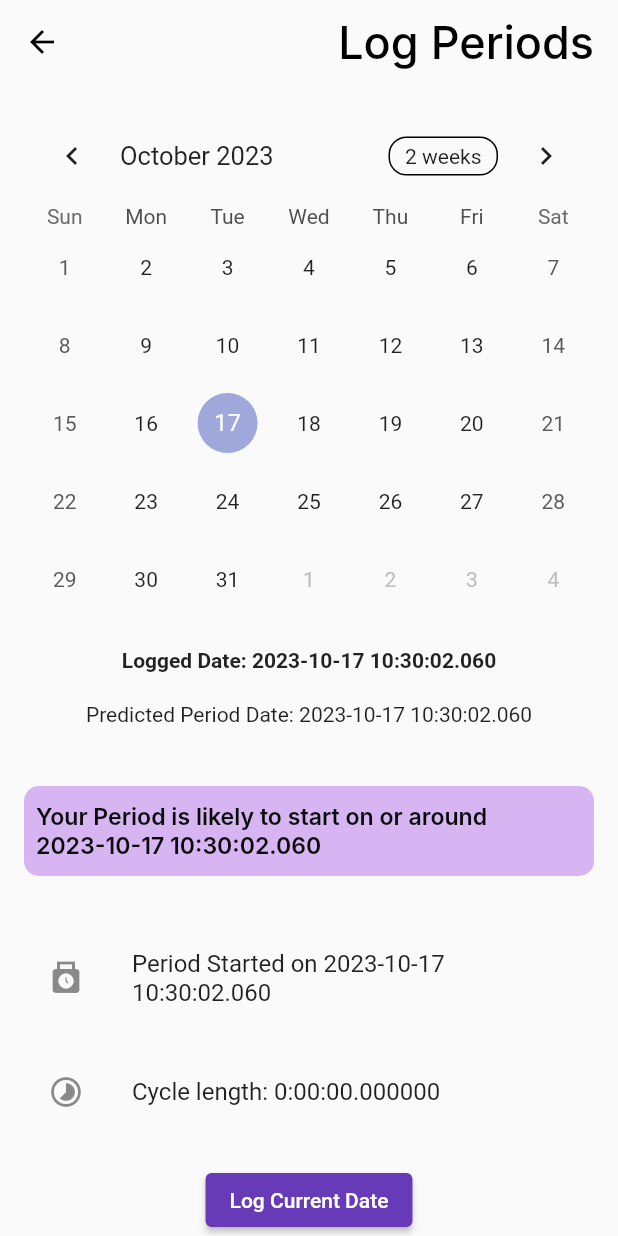
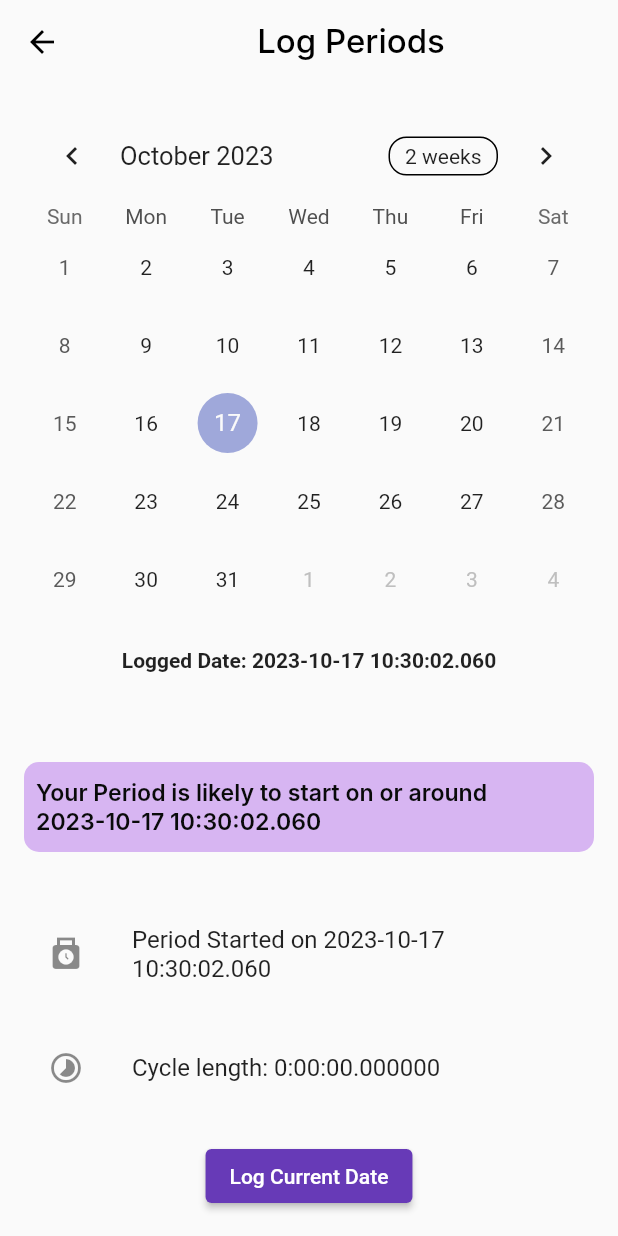
Before and after one commit to jefftrojan/Femcycle, a Flutter app: the CyclePredictionScreen screen opened directly, after a tap on "Log Period", on a phone screen of 412 x 824 dp. Run offline on Flutter 3.47's test engine with Material 2 defaults, Android fonts, the phone set to English and light mode, and no system bars; drawn by our look-alikes of table_calendar; our stand-ins replace animated_splash_screen, chat_bubbles, cloud_firestore, dots_indicator, firebase_auth, firebase_core and 3 more; accounts and stored records are empty; network calls fail; Roboto replaces fonts that are missing (Inter).

Commit message:
Log Dates

```diff
--- a/frontend/lib/screens/cycletrack.dart
+++ b/frontend/lib/screens/cycletrack.dart
@@ -40,7 +40,8 @@ class _CyclePredictionScreenState extends State<CyclePredictionScreen> {
 
   @override
   Widget build(BuildContext context) {
-    String formattedDate = DateFormat('dd MMMM y').format(_predictedDate.toLocal());
+    String formattedDate =
+        DateFormat('dd MMMM y').format(_predictedDate.toLocal());
 
     return Scaffold(
       appBar: AppBar(
@@ -121,7 +122,9 @@ class _CyclePredictionScreenState extends State<CyclePredictionScreen> {
                   ],
                 ),
                 const SizedBox(height: 30),
-                Center(
+                SingleChildScrollView(
+                  scrollDirection: Axis.horizontal,
+                  child: Center(
                     child: Row(
                       mainAxisAlignment: MainAxisAlignment.center,
                       children: <Widget>[
@@ -129,7 +132,7 @@ class _CyclePredictionScreenState extends State<CyclePredictionScreen> {
                           child: Text("Log Period"),
                           style: ElevatedButton.styleFrom(
                             primary: accentchatalt,
-                          padding: EdgeInsets.symmetric(
+                            padding: const EdgeInsets.symmetric(
                                 horizontal: 20, vertical: 10),
                           ),
                           onPressed: () {
@@ -172,6 +175,7 @@ class _CyclePredictionScreenState extends State<CyclePredictionScreen> {
                       ],
                     ),
                   ),
+                ),
               ],
             ),
           ),
--- a/frontend/lib/screens/logdates.dart
+++ b/frontend/lib/screens/logdates.dart
@@ -184,7 +184,6 @@ import 'package:cloud_firestore/cloud_firestore.dart'; // Import Firestore
 import '../utils/colors.dart';
 import 'package:intl/intl.dart';
 
-
 class CalendarWidget extends StatefulWidget {
   @override
   _CalendarWidgetState createState() => _CalendarWidgetState();
@@ -246,9 +245,9 @@ class _CalendarWidgetState extends State<CalendarWidget> {
           style: TextStyle(fontWeight: FontWeight.bold),
         ),
         SizedBox(height: 20),
-        Text(
-          "Predicted Period Date: ${_predictedDate.toLocal()}",
-        ),
+        // Text(
+        //   "Predicted Period Date: ${_predictedDate.toLocal()}",
+        // ),
       ],
     );
   }
@@ -265,8 +264,8 @@ class _LogDatesState extends State<LogDates> {
   DateTime _loggedDate = DateTime.now(); // Initialize with the current date
   DateTime _predictedDate = DateTime.now();
 
-  CollectionReference periodsCollection =
-      FirebaseFirestore.instance.collection('PeriodsPrev'); // Firestore collection
+  CollectionReference periodsCollection = FirebaseFirestore.instance
+      .collection('PeriodsPrev'); // Firestore collection
 
   Future<void> _storeLoggedDate(DateTime date) async {
     // Store the logged date in Firestore
@@ -298,10 +297,10 @@ class _LogDatesState extends State<LogDates> {
           ),
         ),
         title: const Align(
-          alignment: Alignment.centerRight,
+          alignment: Alignment.center,
           child: Text(
             "Log Periods",
-            textScaleFactor: 1.5,
+            textScaleFactor: 1.1,
             style: TextStyle(color: Colors.black, fontFamily: 'Inter'),
           ),
         ),
@@ -351,8 +350,8 @@ class _LogDatesState extends State<LogDates> {
               ),
               ListTile(
                 leading: Icon(Icons.timelapse),
-                title:
-                    Text("Cycle length: ${_predictedDate.difference(_loggedDate)}"),
+                title: Text(
+                    "Cycle length: ${_predictedDate.difference(_loggedDate)}"),
               ),
               SizedBox(
                 height: 20,
@@ -371,13 +370,14 @@ class _LogDatesState extends State<LogDates> {
   }
 }
 
-
-
 class LoggedPeriodsList extends StatelessWidget {
   @override
   Widget build(BuildContext context) {
     return StreamBuilder<QuerySnapshot>(
-      stream: FirebaseFirestore.instance.collection('PeriodsPrev').orderBy('loggedDate', descending: true).snapshots(),
+      stream: FirebaseFirestore.instance
+          .collection('PeriodsPrev')
+          .orderBy('loggedDate', descending: true)
+          .snapshots(),
       builder: (context, snapshot) {
         if (!snapshot.hasData) {
           return CircularProgressIndicator();
@@ -391,14 +391,16 @@ class LoggedPeriodsList extends StatelessWidget {
             final period = periods[index];
             final loggedDate = period['loggedDate'] as Timestamp;
             final monthInitial = String.fromCharCode(loggedDate.toDate().month);
-            final formattedDate = DateFormat('MMMM yyyy').format(loggedDate.toDate());
+            final formattedDate =
+                DateFormat('MMMM yyyy').format(loggedDate.toDate());
 
             return ListTile(
               leading: CircleAvatar(
                 child: Text(monthInitial, style: TextStyle(fontSize: 18)),
               ),
               title: Text('Period on $formattedDate'),
-              subtitle: Text('Cycle length: ${calculateCycleLength(index, periods)} days'),
+              subtitle: Text(
+                  'Cycle length: ${calculateCycleLength(index, periods)} days'),
             );
           },
         );
@@ -414,7 +416,8 @@ class LoggedPeriodsList extends StatelessWidget {
     final currentLoggedDate = periods[index]['loggedDate'] as Timestamp;
     final previousLoggedDate = periods[index - 1]['loggedDate'] as Timestamp;
 
-    final difference = currentLoggedDate.toDate().difference(previousLoggedDate.toDate());
+    final difference =
+        currentLoggedDate.toDate().difference(previousLoggedDate.toDate());
 
     return difference.inDays;
   }
```
Lines whose indentation alone changed are shown as unchanged.
